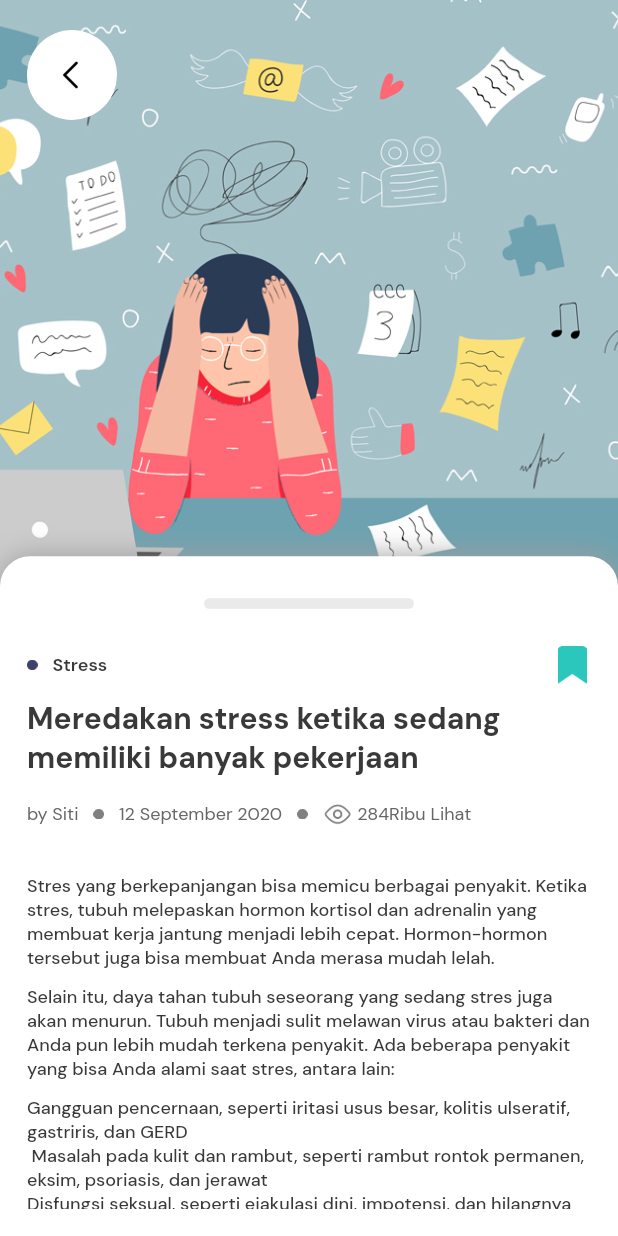
After one commit to nestiawanfyan18/Lucely_Apps, a Flutter app: the ViewArticlePage screen opened by its route, on a phone screen of 412 x 824 dp. The commit adds this screen. Run offline on Flutter 3.47's test engine with Material 2 defaults, Android fonts, the phone set to English and light mode, and no system bars; our stand-ins replace flutter_map, flutter_screenutil, google_fonts, latlong2; missing offline and left inert: flutter_statusbarcolor_ns.

Commit message:
view article

```diff
--- a/lib/component.dart
+++ b/lib/component.dart
@@ -523,6 +523,7 @@ class CardArticle extends StatelessWidget {
     this.imgCover,
     required this.titleArticle,
     required this.dateArticle,
+    this.route,
   }) : super(key: key);
 
   final String? imgProfile;
@@ -531,6 +532,7 @@ class CardArticle extends StatelessWidget {
   final String? imgCover;
   final String titleArticle;
   final String dateArticle;
+  final String? route;
 
   @override
   Widget build(BuildContext context) {
@@ -583,7 +585,13 @@ class CardArticle extends StatelessWidget {
               ),
             ],
           ),
-          Container(
+          GestureDetector(
+            onTap: () {
+              (route != null)
+                  ? Navigator.pushNamed(context, route.toString())
+                  : null;
+            },
+            child: Container(
               margin: EdgeInsets.symmetric(
                 vertical: 15,
               ),
@@ -649,6 +657,7 @@ class CardArticle extends StatelessWidget {
                     ),
                   )
                 ],
+              ),
             ),
           ),
           Container(
--- a/lib/main.dart
+++ b/lib/main.dart
@@ -4,6 +4,7 @@ import 'package:lucely/pages/Sign_up_page.dart';
 import 'package:lucely/pages/homes/education_page.dart';
 import 'package:lucely/pages/homes/education_pages/list_Education_page.dart';
 import 'package:lucely/pages/homes/educaton_article/main_article_page.dart';
+import 'package:lucely/pages/homes/educaton_article/view_article_page.dart';
 import 'package:lucely/pages/homes/emergency_pages/get_psycology_emergencey_page.dart';
 import 'package:lucely/pages/homes/emergency_pages/search_psikologi_page.dart';
 import 'package:lucely/pages/homes/emergency_pages/main_emergency_page.dart';
@@ -34,6 +35,7 @@ class MyApp extends StatelessWidget {
             ),
         '/listEducation': (context) => ListEducationPage(),
         '/eduation-article': (context) => MainArticlePage(),
+        '/eduation-view-article': (context) => ViewArticlePage(),
         '/emergency': (context) => EmergencyPage(),
         '/emergency-get-psycology': (context) => GetPsycologyEmergencyPage(),
         '/emergency-search-psikologi': (context) =>
--- a/lib/pages/homes/educaton_article/main_article_page.dart
+++ b/lib/pages/homes/educaton_article/main_article_page.dart
@@ -86,6 +86,7 @@ class MainArticlePage extends StatelessWidget {
               titleArticle:
                   'Cara untuk Meredakan emosi ketika dalam kondisi yang tidak kondusif ',
               dateArticle: '2 Minggu yang lalu',
+              route: '/eduation-view-article',
             ),
 
             CardArticle(
@@ -96,6 +97,7 @@ class MainArticlePage extends StatelessWidget {
               titleArticle:
                   'Cara untuk Meredakan emosi ketika dalam kondisi yang tidak kondusif ',
               dateArticle: '2 Minggu yang lalu',
+              route: '/eduation-view-article',
             ),
 
             CardArticle(
@@ -106,6 +108,7 @@ class MainArticlePage extends StatelessWidget {
               titleArticle:
                   'Cara untuk Meredakan emosi ketika dalam kondisi yang tidak kondusif ',
               dateArticle: '2 Minggu yang lalu',
+              route: '/eduation-view-article',
             ),
 
             CardArticle(
@@ -116,6 +119,7 @@ class MainArticlePage extends StatelessWidget {
               titleArticle:
                   'Cara untuk Meredakan emosi ketika dalam kondisi yang tidak kondusif ',
               dateArticle: '2 Minggu yang lalu',
+              route: '/eduation-view-article',
             ),
 
             CardArticle(
@@ -126,6 +130,7 @@ class MainArticlePage extends StatelessWidget {
               titleArticle:
                   'Cara untuk Meredakan emosi ketika dalam kondisi yang tidak kondusif ',
               dateArticle: '2 Minggu yang lalu',
+              route: 'eduation-view-article',
             ),
 
             CardArticle(
@@ -136,6 +141,7 @@ class MainArticlePage extends StatelessWidget {
               titleArticle:
                   'Cara untuk Meredakan emosi ketika dalam kondisi yang tidak kondusif ',
               dateArticle: '2 Minggu yang lalu',
+              route: '/eduation-view-article',
             ),
 
             CardArticle(
@@ -146,6 +152,7 @@ class MainArticlePage extends StatelessWidget {
               titleArticle:
                   'Cara untuk Meredakan emosi ketika dalam kondisi yang tidak kondusif ',
               dateArticle: '2 Minggu yang lalu',
+              route: '/eduation-view-article',
             ),
           ],
         ),
@@ -153,6 +160,7 @@ class MainArticlePage extends StatelessWidget {
     }
 
     return Scaffold(
+      backgroundColor: backgroundColor,
       appBar: AppBar(
         automaticallyImplyLeading: false,
         toolbarHeight: appBarHeight,
--- /dev/null
+++ b/lib/pages/homes/educaton_article/view_article_page.dart
@@ -0,0 +1,293 @@
+import 'package:flutter/material.dart';
+import 'package:lucely/theme.dart';
+import 'package:lucely/component.dart';
+
+class ViewArticlePage extends StatelessWidget {
+  const ViewArticlePage({Key? key}) : super(key: key);
+
+  @override
+  Widget build(BuildContext context) {
+    Size size = MediaQuery.of(context).size;
+
+    return Scaffold(
+      backgroundColor: backgroundColor,
+      body: SafeArea(
+        child: Stack(
+          children: [
+            Container(
+              child: Stack(
+                children: [
+                  Container(
+                    width: double.infinity,
+                    height: size.height * 0.5,
+                    decoration: BoxDecoration(
+                      image: DecorationImage(
+                        fit: BoxFit.cover,
+                        image: AssetImage(
+                            'assets/images/Artikel/Mengurangi_Stress.jpg'),
+                      ),
+                    ),
+                  ),
+                  GestureDetector(
+                    onTap: () {},
+                    child: Container(
+                      width: 60,
+                      height: 60,
+                      margin: EdgeInsets.symmetric(
+                        vertical: 20,
+                        horizontal: defaultMargin,
+                      ),
+                      padding: EdgeInsets.symmetric(
+                        vertical: 10,
+                        horizontal: 10,
+                      ),
+                      alignment: Alignment.topLeft,
+                      decoration: BoxDecoration(
+                        color: backgroundColor,
+                        borderRadius: BorderRadius.circular(100),
+                      ),
+                      child: IconButton(
+                        onPressed: () {
+                          Navigator.pop(context);
+                        },
+                        icon: Image.asset('assets/images/back_icon.png'),
+                      ),
+                    ),
+                  ),
+
+                  // draggable scroll up
+                  SizedBox.expand(
+                    child: DraggableScrollableSheet(
+                      initialChildSize: 0.55,
+                      minChildSize: 0.55,
+                      maxChildSize: 0.88,
+                      builder: (BuildContext c, s) {
+                        return Container(
+                          padding: EdgeInsets.symmetric(
+                            vertical: defaultMargin,
+                          ),
+                          decoration: BoxDecoration(
+                            color: backgroundColor,
+                            borderRadius: BorderRadius.only(
+                              topLeft: Radius.circular(20),
+                              topRight: Radius.circular(20),
+                            ),
+                            boxShadow: [
+                              BoxShadow(
+                                color: Colors.grey,
+                                blurRadius: 15.0,
+                              ),
+                            ],
+                          ),
+                          child: Container(
+                            padding:
+                                EdgeInsets.symmetric(horizontal: defaultMargin),
+                            child: ListView(
+                              controller: s,
+                              children: [
+                                Center(
+                                  child: Container(
+                                    margin: EdgeInsets.only(
+                                      top: 10,
+                                      bottom: 10,
+                                    ),
+                                    width: 140,
+                                    height: 7,
+                                    decoration: BoxDecoration(
+                                      color: Color(0xFFEAEAEA),
+                                      borderRadius: BorderRadius.circular(10),
+                                    ),
+                                  ),
+                                ),
+                                SizedBox(
+                                  height: 15,
+                                ),
+                                Row(
+                                  mainAxisAlignment:
+                                      MainAxisAlignment.spaceBetween,
+                                  children: [
+                                    Row(
+                                      children: [
+                                        Container(
+                                          width: 7,
+                                          height: 7,
+                                          child: Image.asset(
+                                              'assets/images/Dots_Icon.png'),
+                                        ),
+                                        Container(
+                                          margin: EdgeInsets.only(left: 10),
+                                          child: Text(
+                                            'Stress',
+                                            style: primaryTextStyle.copyWith(
+                                              fontSize: 12,
+                                              fontWeight: semibold,
+                                            ),
+                                          ),
+                                        )
+                                      ],
+                                    ),
+                                    Container(
+                                      width: 25,
+                                      height: 25,
+                                      child: Image.asset(
+                                        'assets/images/archive_active_icon.png',
+                                      ),
+                                    )
+                                  ],
+                                ),
+
+                                // title Article View
+                                Container(
+                                  margin: EdgeInsets.symmetric(
+                                    vertical: 10,
+                                  ),
+                                  child: Text(
+                                    'Meredakan stress ketika sedang memiliki banyak pekerjaan',
+                                    style: primaryTextStyle.copyWith(
+                                      fontSize: 20,
+                                      fontWeight: bold,
+                                    ),
+                                  ),
+                                ),
+
+                                // fitured
+                                SizedBox(
+                                  height: 5,
+                                ),
+
+                                Row(
+                                  children: [
+                                    Container(
+                                      child: Text(
+                                        'by Siti',
+                                        style: secondaryTextStyle.copyWith(
+                                          fontSize: 12,
+                                          fontWeight: regular,
+                                        ),
+                                      ),
+                                    ),
+                                    SizedBox(width: 10),
+                                    Container(
+                                      width: 7,
+                                      height: 7,
+                                      child: Image.asset(
+                                          'assets/images/Dots_Icon_grey.png'),
+                                    ),
+                                    SizedBox(width: 10),
+                                    Container(
+                                      child: Text(
+                                        '12 September 2020',
+                                        style: secondaryTextStyle.copyWith(
+                                          fontSize: 12,
+                                          fontWeight: regular,
+                                        ),
+                                      ),
+                                    ),
+                                    SizedBox(width: 10),
+                                    Container(
+                                      width: 7,
+                                      height: 7,
+                                      child: Image.asset(
+                                          'assets/images/Dots_Icon_grey.png'),
+                                    ),
+                                    SizedBox(width: 10),
+                                    Row(
+                                      children: [
+                                        Container(
+                                          width: 20,
+                                          height: 20,
+                                          child: Image.asset(
+                                              'assets/images/eye_icons.png'),
+                                        ),
+                                      ],
+                                    ),
+                                    SizedBox(width: 3),
+                                    Text(
+                                      '284Ribu Lihat',
+                                      style: secondaryTextStyle.copyWith(
+                                        fontSize: 12,
+                                        fontWeight: regular,
+                                      ),
+                                    ),
+                                  ],
+                                ),
+
+                                // Text Content Article
+                                SizedBox(
+                                  height: 30,
+                                ),
+                                Container(
+                                  child: Text(
+                                    'Stres yang berkepanjangan bisa memicu berbagai penyakit. Ketika stres, tubuh melepaskan hormon kortisol dan adrenalin yang membuat kerja jantung menjadi lebih cepat. Hormon-hormon tersebut juga bisa membuat Anda merasa mudah lelah.',
+                                    style: primaryTextStyle.copyWith(
+                                      fontSize: 12,
+                                      fontWeight: medium,
+                                    ),
+                                  ),
+                                ),
+                                Container(
+                                  margin: EdgeInsets.only(top: 10),
+                                  child: Text(
+                                    'Selain itu, daya tahan tubuh seseorang yang sedang stres juga akan menurun. Tubuh menjadi sulit melawan virus atau bakteri dan Anda pun lebih mudah terkena penyakit. Ada beberapa penyakit yang bisa Anda alami saat stres, antara lain:',
+                                    style: primaryTextStyle.copyWith(
+                                      fontSize: 12,
+                                      fontWeight: medium,
+                                    ),
+                                  ),
+                                ),
+                                Container(
+                                  margin: EdgeInsets.only(top: 10),
+                                  child: Text(
+                                    'Gangguan pencernaan, seperti iritasi usus besar, kolitis ulseratif, gastriris, dan GERD \n Masalah pada kulit dan rambut, seperti rambut rontok permanen, eksim, psoriasis, dan jerawat\nDisfungsi seksual, seperti ejakulasi dini, impotensi, dan hilangnya hasrat seksual\nGangguan menstruasi\nObesitas dan gangguan makan lainnya\nPenyakit kardiovaskular, seperti stroke, serangan jantung, tekanan darah tinggi, dan penyakit jantung\nGangguan mental, seperti kecemasan, depresi, dan gangguan kepribadian\nSakit kepala\nGangguan tidur\nAgar stres tidak semakin berat atau menimbulkan masalah kesehatan, penting bagi setiap orang untuk bisa mengurangi dan mengendalikan stres dengan baik',
+                                    style: primaryTextStyle.copyWith(
+                                      fontSize: 12,
+                                      fontWeight: medium,
+                                    ),
+                                  ),
+                                ),
+                                Container(
+                                  margin: EdgeInsets.only(top: 10),
+                                  child: Text(
+                                    'Selain itu, daya tahan tubuh seseorang yang sedang stres juga akan menurun. Tubuh menjadi sulit melawan virus atau bakteri dan Anda pun lebih mudah terkena penyakit. Ada beberapa penyakit yang bisa Anda alami saat stres, antara lain:',
+                                    style: primaryTextStyle.copyWith(
+                                      fontSize: 12,
+                                      fontWeight: medium,
+                                    ),
+                                  ),
+                                ),
+                                Container(
+                                  margin: EdgeInsets.only(top: 10),
+                                  child: Text(
+                                    'Selain itu, daya tahan tubuh seseorang yang sedang stres juga akan menurun. Tubuh menjadi sulit melawan virus atau bakteri dan Anda pun lebih mudah terkena penyakit. Ada beberapa penyakit yang bisa Anda alami saat stres, antara lain:',
+                                    style: primaryTextStyle.copyWith(
+                                      fontSize: 12,
+                                      fontWeight: medium,
+                                    ),
+                                  ),
+                                ),
+                                Container(
+                                  margin: EdgeInsets.only(top: 10),
+                                  child: Text(
+                                    'Selain itu, daya tahan tubuh seseorang yang sedang stres juga akan menurun. Tubuh menjadi sulit melawan virus atau bakteri dan Anda pun lebih mudah terkena penyakit. Ada beberapa penyakit yang bisa Anda alami saat stres, antara lain:',
+                                    style: primaryTextStyle.copyWith(
+                                      fontSize: 12,
+                                      fontWeight: medium,
+                                    ),
+                                  ),
+                                ),
+                              ],
+                            ),
+                          ),
+                        );
+                      },
+                    ),
+                  )
+                ],
+              ),
+            ),
+          ],
+        ),
+      ),
+    );
+  }
+}
```
Also changed, not shown: assets/images/Dots_Icon.png (added), assets/images/Dots_Icon_grey.png (added), assets/images/archive_active_icon.png (added), assets/images/eye_icons.png (added). Lines whose indentation alone changed are shown as unchanged.
